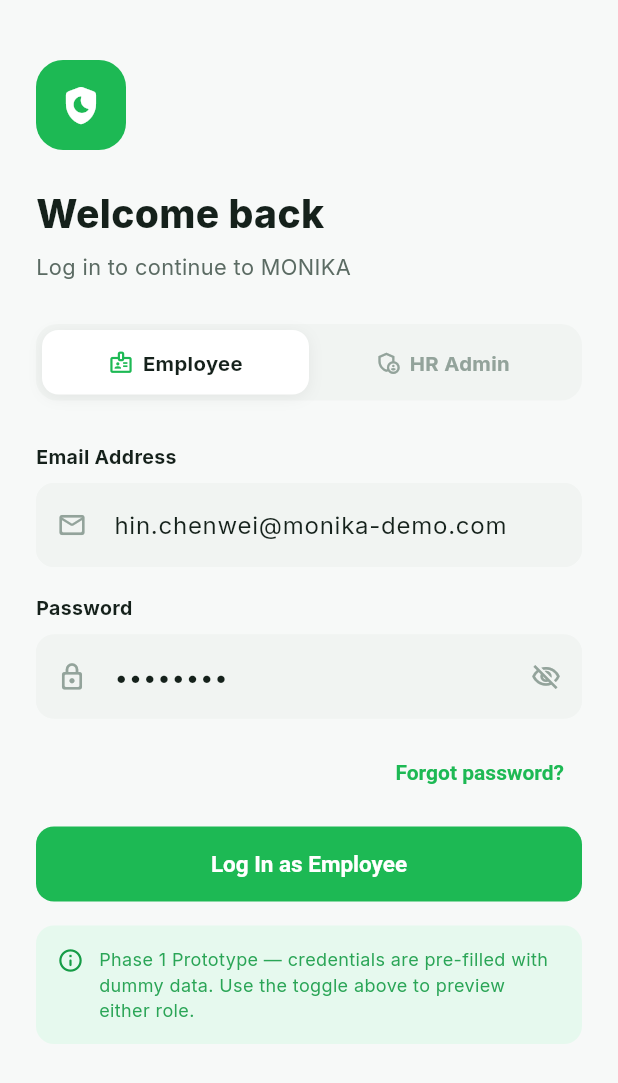
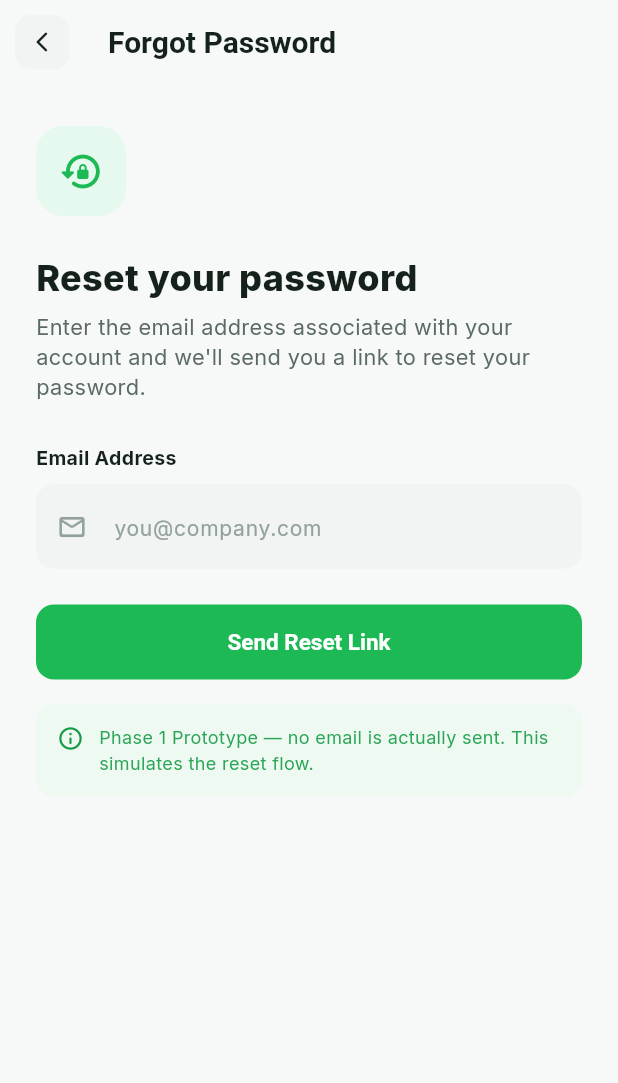
Before and after one commit to W-Hin/monika, a Flutter app: the screen it shows after launch, after a tap on "Forgot password?", on a phone screen of 412 x 824 dp. Shown: the top 1083 px of the screen. Run offline on Flutter 3.47's test engine with Material 3 defaults, Android fonts, the phone set to English and light mode, and no system bars; our stand-ins replace shared_preferences.

Commit message:
Restyle auth screens (login, forgot password, splash) for theme-aware colors

```diff
--- /dev/null
+++ b/lib/view/auth/forgot_password.dart
@@ -0,0 +1,178 @@
+import 'package:flutter/material.dart';
+import '../../core/theme/app_colors_extension.dart';
+import '../shared/widgets/buttons.dart';
+
+class ForgotPasswordScreen extends StatefulWidget {
+  const ForgotPasswordScreen({super.key});
+
+  @override
+  State<ForgotPasswordScreen> createState() => _ForgotPasswordScreenState();
+}
+
+class _ForgotPasswordScreenState extends State<ForgotPasswordScreen> {
+  final _emailController = TextEditingController();
+  bool _isLoading = false;
+  bool _linkSent = false;
+  String? _errorText;
+
+  @override
+  void dispose() {
+    _emailController.dispose();
+    super.dispose();
+  }
+
+  bool _isValidEmail(String value) {
+    return RegExp(r'^[\w\.\-]+@[\w\-]+\.[\w\.\-]+$').hasMatch(value.trim());
+  }
+
+  void _handleSendLink() {
+    final email = _emailController.text.trim();
+    if (email.isEmpty || !_isValidEmail(email)) {
+      setState(() => _errorText = 'Enter a valid email address');
+      return;
+    }
+    setState(() {
+      _errorText = null;
+      _isLoading = true;
+    });
+    // Phase 1 prototype — simulated request; Phase 2 will call auth_service.dart
+    Future.delayed(const Duration(milliseconds: 900), () {
+      if (!mounted) return;
+      setState(() {
+        _isLoading = false;
+        _linkSent = true;
+      });
+    });
+  }
+
+  @override
+  Widget build(BuildContext context) {
+    final c = context.colors;
+    return Scaffold(
+      backgroundColor: c.background,
+      appBar: const SimpleAppBar(title: 'Forgot Password'),
+      body: SafeArea(
+        child: SingleChildScrollView(
+          padding: const EdgeInsets.symmetric(horizontal: 24, vertical: 16),
+          child: Column(
+            crossAxisAlignment: CrossAxisAlignment.start,
+            children: [
+              const SizedBox(height: 12),
+              _linkSent ? _buildSentState() : _buildFormState(),
+            ],
+          ),
+        ),
+      ),
+    );
+  }
+
+  Widget _buildFormState() {
+    final c = context.colors;
+    return Column(
+      crossAxisAlignment: CrossAxisAlignment.start,
+      children: [
+        Container(
+          width: 60,
+          height: 60,
+          decoration: BoxDecoration(
+            color: c.primaryLight,
+            borderRadius: BorderRadius.circular(18),
+          ),
+          child: Icon(Icons.lock_reset_rounded, color: c.primary, size: 30),
+        ),
+        const SizedBox(height: 24),
+        Text(
+          'Reset your password',
+          style: TextStyle(fontSize: 24, fontWeight: FontWeight.w900, color: c.textPrimary),
+        ),
+        const SizedBox(height: 6),
+        Text(
+          'Enter the email address associated with your account and we\'ll send you a link to reset your password.',
+          style: TextStyle(fontSize: 14.5, color: c.textSecondary, height: 1.4),
+        ),
+        const SizedBox(height: 28),
+        Text('Email Address', style: TextStyle(fontSize: 13, fontWeight: FontWeight.w700, color: c.textPrimary)),
+        const SizedBox(height: 8),
+        TextField(
+          controller: _emailController,
+          keyboardType: TextInputType.emailAddress,
+          onChanged: (_) {
+            if (_errorText != null) setState(() => _errorText = null);
+          },
+          decoration: InputDecoration(
+            hintText: 'you@company.com',
+            prefixIcon: Icon(Icons.mail_outline_rounded, size: 20, color: c.textMuted),
+            errorText: _errorText,
+          ),
+        ),
+        const SizedBox(height: 24),
+        PrimaryButton(
+          label: 'Send Reset Link',
+          onPressed: _handleSendLink,
+          isLoading: _isLoading,
+        ),
+        const SizedBox(height: 16),
+        Container(
+          padding: const EdgeInsets.all(14),
+          decoration: BoxDecoration(
+            color: c.wash(c.primary),
+            borderRadius: BorderRadius.circular(12),
+          ),
+          child: Row(
+            crossAxisAlignment: CrossAxisAlignment.start,
+            children: [
+              Icon(Icons.info_outline_rounded, size: 18, color: c.primaryDark),
+              const SizedBox(width: 10),
+              Expanded(
+                child: Text(
+                  'Phase 1 Prototype — no email is actually sent. This simulates the reset flow.',
+                  style: TextStyle(fontSize: 12, color: c.primaryDark.withOpacity(0.9), height: 1.4),
+                ),
+              ),
+            ],
+          ),
+        ),
+      ],
+    );
+  }
+
+  Widget _buildSentState() {
+    final c = context.colors;
+    return Column(
+      crossAxisAlignment: CrossAxisAlignment.start,
+      children: [
+        Container(
+          width: 60,
+          height: 60,
+          decoration: BoxDecoration(
+            color: c.primaryLight,
+            borderRadius: BorderRadius.circular(18),
+          ),
+          child: Icon(Icons.mark_email_read_rounded, color: c.primary, size: 30),
+        ),
+        const SizedBox(height: 24),
+        Text(
+          'Check your email',
+          style: TextStyle(fontSize: 24, fontWeight: FontWeight.w900, color: c.textPrimary),
+        ),
+        const SizedBox(height: 6),
+        Text(
+          'If an account exists for ${_emailController.text.trim()}, a password reset link has been sent.',
+          style: TextStyle(fontSize: 14.5, color: c.textSecondary, height: 1.4),
+        ),
+        const SizedBox(height: 28),
+        PrimaryButton(
+          label: 'Back to Login',
+          onPressed: () => Navigator.of(context).pop(),
+        ),
+        const SizedBox(height: 12),
+        Center(
+          child: TextButton(
+            onPressed: () => setState(() => _linkSent = false),
+            child: const Text('Didn\'t get it? Resend'),
+          ),
+        ),
+      ],
+    );
+  }
+}
--- a/lib/view/auth/login_screen.dart
+++ b/lib/view/auth/login_screen.dart
@@ -1,9 +1,10 @@
 import 'package:flutter/material.dart';
-import '../../core/theme/app_colors.dart';
+import '../../core/theme/app_colors_extension.dart';
 import '../shared/widgets/buttons.dart';
 import '../../model/models.dart';
 import '../employee/employee_shell.dart';
 import '../hr/hr_shell.dart';
+import 'forgot_password.dart';
 
 class LoginScreen extends StatefulWidget {
   const LoginScreen({super.key});
@@ -44,8 +45,9 @@ class _LoginScreenState extends State<LoginScreen> {
 
   @override
   Widget build(BuildContext context) {
+    final c = context.colors;
     return Scaffold(
-      backgroundColor: AppColors.background,
+      backgroundColor: c.background,
       body: SafeArea(
         child: SingleChildScrollView(
           padding: const EdgeInsets.symmetric(horizontal: 24, vertical: 16),
@@ -57,20 +59,20 @@ class _LoginScreenState extends State<LoginScreen> {
                 width: 60,
                 height: 60,
                 decoration: BoxDecoration(
-                  color: AppColors.primary,
+                  color: c.primary,
                   borderRadius: BorderRadius.circular(18),
                 ),
                 child: const Icon(Icons.shield_moon_rounded, color: Colors.white, size: 30),
               ),
               const SizedBox(height: 24),
-              const Text(
+              Text(
                 'Welcome back',
-                style: TextStyle(fontSize: 26, fontWeight: FontWeight.w900, color: AppColors.textPrimary),
+                style: TextStyle(fontSize: 26, fontWeight: FontWeight.w900, color: c.textPrimary),
               ),
               const SizedBox(height: 6),
-              const Text(
+              Text(
                 'Log in to continue to MONIKA',
-                style: TextStyle(fontSize: 14.5, color: AppColors.textSecondary),
+                style: TextStyle(fontSize: 14.5, color: c.textSecondary),
               ),
               const SizedBox(height: 28),
 
@@ -78,7 +80,7 @@ class _LoginScreenState extends State<LoginScreen> {
               Container(
                 padding: const EdgeInsets.all(4),
                 decoration: BoxDecoration(
-                  color: AppColors.surfaceMuted,
+                  color: c.surfaceMuted,
                   borderRadius: BorderRadius.circular(14),
                 ),
                 child: Row(
@@ -104,31 +106,31 @@ class _LoginScreenState extends State<LoginScreen> {
               ),
               const SizedBox(height: 28),
 
-              const Text('Email Address', style: TextStyle(fontSize: 13, fontWeight: FontWeight.w700, color: AppColors.textPrimary)),
+              Text('Email Address', style: TextStyle(fontSize: 13, fontWeight: FontWeight.w700, color: c.textPrimary)),
               const SizedBox(height: 8),
               TextField(
                 controller: _emailController,
                 keyboardType: TextInputType.emailAddress,
-                decoration: const InputDecoration(
+                decoration: InputDecoration(
                   hintText: 'you@company.com',
-                  prefixIcon: Icon(Icons.mail_outline_rounded, size: 20, color: AppColors.textMuted),
+                  prefixIcon: Icon(Icons.mail_outline_rounded, size: 20, color: c.textMuted),
                 ),
               ),
               const SizedBox(height: 18),
 
-              const Text('Password', style: TextStyle(fontSize: 13, fontWeight: FontWeight.w700, color: AppColors.textPrimary)),
+              Text('Password', style: TextStyle(fontSize: 13, fontWeight: FontWeight.w700, color: c.textPrimary)),
               const SizedBox(height: 8),
               TextField(
                 controller: _passwordController,
                 obscureText: _obscurePassword,
                 decoration: InputDecoration(
                   hintText: 'Enter your password',
-                  prefixIcon: const Icon(Icons.lock_outline_rounded, size: 20, color: AppColors.textMuted),
+                  prefixIcon: Icon(Icons.lock_outline_rounded, size: 20, color: c.textMuted),
                   suffixIcon: IconButton(
                     icon: Icon(
                       _obscurePassword ? Icons.visibility_off_outlined : Icons.visibility_outlined,
                       size: 20,
-                      color: AppColors.textMuted,
+                      color: c.textMuted,
                     ),
                     onPressed: () => setState(() => _obscurePassword = !_obscurePassword),
                   ),
@@ -138,7 +140,9 @@ class _LoginScreenState extends State<LoginScreen> {
               Align(
                 alignment: Alignment.centerRight,
                 child: TextButton(
-                  onPressed: () {},
+                  onPressed: () => Navigator.of(context).push(
+                    MaterialPageRoute(builder: (_) => const ForgotPasswordScreen()),
+                  ),
                   child: const Text('Forgot password?'),
                 ),
               ),
@@ -154,18 +158,18 @@ class _LoginScreenState extends State<LoginScreen> {
               Container(
                 padding: const EdgeInsets.all(14),
                 decoration: BoxDecoration(
-                  color: AppColors.primaryLight,
+                  color: c.wash(c.primary),
                   borderRadius: BorderRadius.circular(12),
                 ),
                 child: Row(
                   crossAxisAlignment: CrossAxisAlignment.start,
                   children: [
-                    const Icon(Icons.info_outline_rounded, size: 18, color: AppColors.primaryDark),
+                    Icon(Icons.info_outline_rounded, size: 18, color: c.primaryDark),
                     const SizedBox(width: 10),
                     Expanded(
                       child: Text(
                         'Phase 1 Prototype — credentials are pre-filled with dummy data. Use the toggle above to preview either role.',
-                        style: TextStyle(fontSize: 12, color: AppColors.primaryDark.withOpacity(0.9), height: 1.4),
+                        style: TextStyle(fontSize: 12, color: c.primaryDark.withOpacity(0.9), height: 1.4),
                       ),
                     ),
                   ],
@@ -195,13 +199,14 @@ class _RoleTab extends StatelessWidget {
 
   @override
   Widget build(BuildContext context) {
+    final c = context.colors;
     return GestureDetector(
       onTap: onTap,
       child: AnimatedContainer(
         duration: const Duration(milliseconds: 200),
         padding: const EdgeInsets.symmetric(vertical: 12),
         decoration: BoxDecoration(
-          color: selected ? Colors.white : Colors.transparent,
+          color: selected ? c.surface : Colors.transparent,
           borderRadius: BorderRadius.circular(11),
           boxShadow: selected
               ? [BoxShadow(color: Colors.black.withOpacity(0.06), blurRadius: 8, offset: const Offset(0, 2))]
@@ -210,14 +215,14 @@ class _RoleTab extends StatelessWidget {
         child: Row(
           mainAxisAlignment: MainAxisAlignment.center,
           children: [
-            Icon(icon, size: 17, color: selected ? AppColors.primary : AppColors.textMuted),
+            Icon(icon, size: 17, color: selected ? c.primary : c.textMuted),
             const SizedBox(width: 6),
             Text(
               label,
               style: TextStyle(
                 fontSize: 13.5,
                 fontWeight: FontWeight.w700,
-                color: selected ? AppColors.textPrimary : AppColors.textMuted,
+                color: selected ? c.textPrimary : c.textMuted,
               ),
             ),
           ],
--- a/lib/view/auth/splash_screen.dart
+++ b/lib/view/auth/splash_screen.dart
@@ -1,5 +1,5 @@
 import 'package:flutter/material.dart';
-import '../../core/theme/app_colors.dart';
+import '../../core/theme/app_colors_extension.dart';
 import 'login_screen.dart';
 
 class SplashScreen extends StatefulWidget {
@@ -27,8 +27,9 @@ class _SplashScreenState extends State<SplashScreen> {
 
   @override
   Widget build(BuildContext context) {
+    final c = context.colors;
     return Scaffold(
-      backgroundColor: AppColors.primary,
+      backgroundColor: c.primary,
       body: Center(
         child: Column(
           mainAxisSize: MainAxisSize.min,
@@ -47,7 +48,7 @@ class _SplashScreenState extends State<SplashScreen> {
                   ),
                 ],
               ),
-              child: const Icon(Icons.shield_moon_rounded, color: AppColors.primary, size: 44),
+              child: Icon(Icons.shield_moon_rounded, color: c.primary, size: 44),
             ),
             const SizedBox(height: 24),
             const Text(
```
Also changed, not shown: 1 other file.
